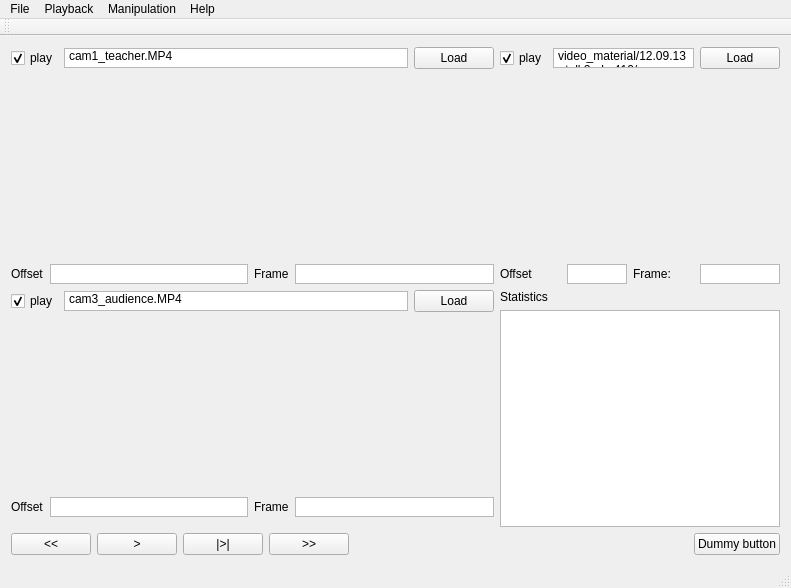
Qt form film_syncr/mainwindow.ui (racamirko/rnd_tools) before a commit.
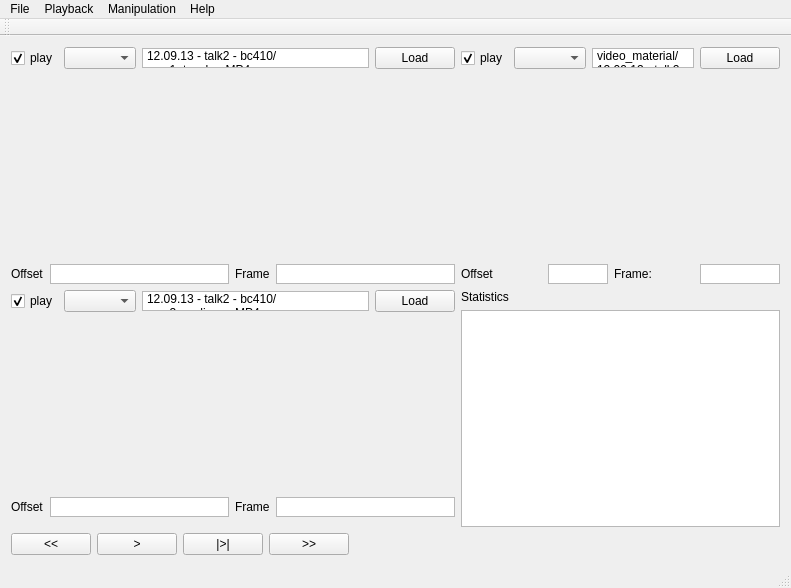
The same form after that commit. Custom widgets are drawn as their Qt base class.

```diff
--- a/film_syncr/mainwindow.ui
+++ b/film_syncr/mainwindow.ui
@@ -42,6 +42,9 @@
               </property>
              </widget>
             </item>
+            <item>
+             <widget class="QComboBox" name="comboCamSelect3"/>
+            </item>
             <item>
              <widget class="QPlainTextEdit" name="editFilename3">
               <property name="maximumSize">
@@ -139,6 +142,9 @@
               </property>
              </widget>
             </item>
+            <item>
+             <widget class="QComboBox" name="comboCamSelect1"/>
+            </item>
             <item>
              <widget class="QPlainTextEdit" name="editFilename1">
               <property name="maximumSize">
@@ -257,6 +263,9 @@
               </property>
              </widget>
             </item>
+            <item>
+             <widget class="QComboBox" name="comboCamSelect2"/>
+            </item>
             <item>
              <widget class="QPlainTextEdit" name="editFilename2">
               <property name="maximumSize">
@@ -411,13 +420,6 @@
           </property>
          </spacer>
         </item>
-        <item>
-         <widget class="QPushButton" name="pushButton">
-          <property name="text">
-           <string>Dummy button</string>
-          </property>
-         </widget>
-        </item>
        </layout>
       </item>
      </layout>
```
Left out of the diff: 6 changed lines with no effect on the pictures.
